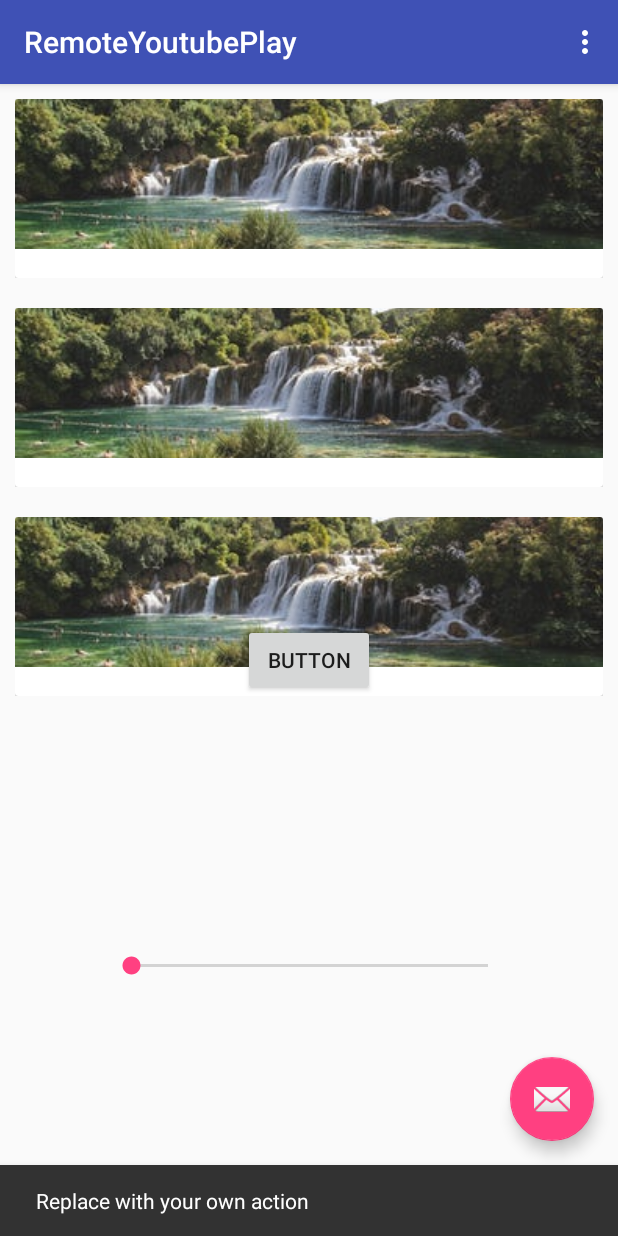
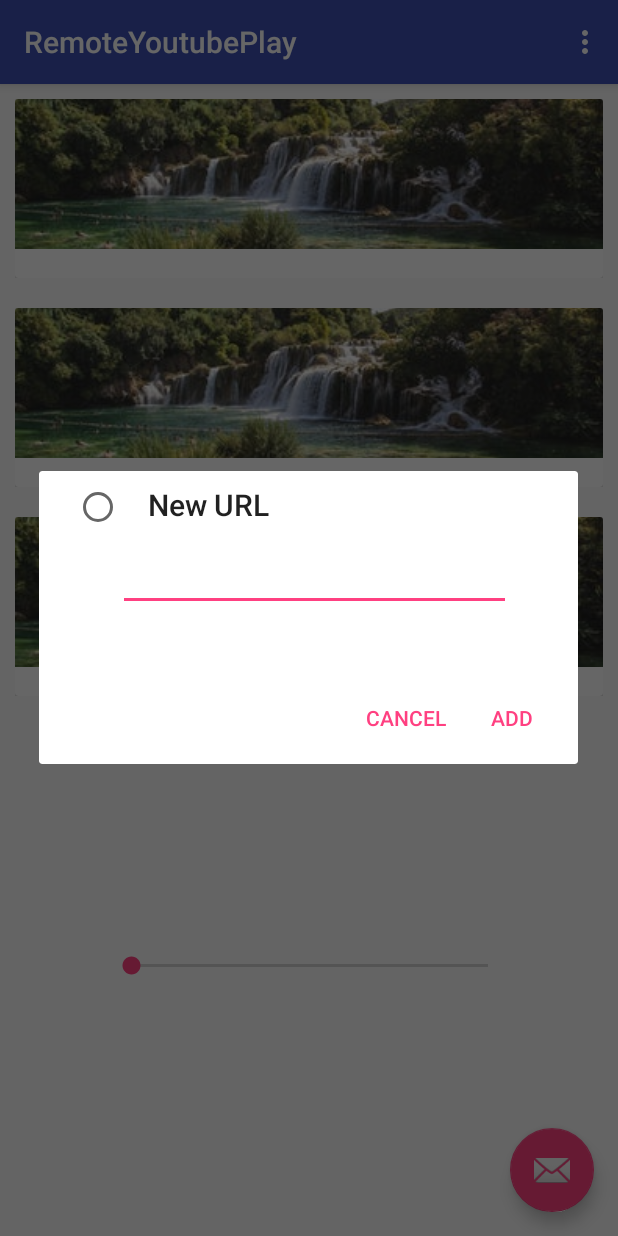
Before and after one commit to JediMaster93/RemoteYoutubePlay, an Android app: the screen it shows after launch (MainActivity), after a tap on an icon or button, on a phone screen of 412 x 824 dp. Run offline under Robolectric (Android 15) with nearby library versions, the phone set to English and light mode, and no system bars; our stand-ins replace Picasso; libraries missing offline, so code that uses them is left out: com.github.kittinunf.fuel, com.github.kittinunf.result, com.github.salomonbrys.kotson; pictures from the network do not load; 2 statements that could not run were skipped; 1 other tap on this screen came first.

Commit message:
alert dialog added

```diff
--- a/app/src/main/java/com/example/jedi_windows/remoteyoutubeplay/MainActivity.kt
+++ b/app/src/main/java/com/example/jedi_windows/remoteyoutubeplay/MainActivity.kt
@@ -1,5 +1,6 @@
 package com.example.jedi_windows.remoteyoutubeplay
 
+import android.app.DialogFragment
 import android.os.Bundle
 import android.support.design.widget.Snackbar
 import android.support.v7.app.AppCompatActivity
@@ -32,10 +33,6 @@ class MainActivity : AppCompatActivity() {
         setSupportActionBar(toolbar)
         val lst: MutableList<YoutubeApiVideo> = mutableListOf(YoutubeApiVideo("http://192.168.0.11:8080/https://www.youtube.com/watch?v=1OfoS6u_8N4"),YoutubeApiVideo("http://192.168.0.11:8080/https://www.youtube.com/watch?v=1OfoS6u_8N4"))
 
-        fab.setOnClickListener { view ->
-            Snackbar.make(view, "Replace with your own action", Snackbar.LENGTH_LONG)
-                    .setAction("Action", null).show()
-        }
 
 
 
@@ -101,6 +98,11 @@ class MainActivity : AppCompatActivity() {
             adapter.notifyDataSetChanged()
         }
 
+        fab.setOnClickListener { view ->
+            var urlDialog : URLDialog = URLDialog()
+            urlDialog.show(fragmentManager,"urlDialog")
+        }
+
 
 
 
--- /dev/null
+++ b/app/src/main/java/com/example/jedi_windows/remoteyoutubeplay/URLDialog.kt
@@ -0,0 +1,29 @@
+package com.example.jedi_windows.remoteyoutubeplay
+
+import android.app.AlertDialog
+import android.app.Dialog
+import android.app.DialogFragment
+import android.content.DialogInterface
+import android.os.Bundle
+import android.view.LayoutInflater
+
+/**
+ * Created by Jedi-Windows on 10.01.2018..
+ */
+class URLDialog : DialogFragment(){
+    override fun onCreateDialog(savedInstanceState: Bundle?): Dialog {
+        var builder: AlertDialog.Builder = AlertDialog.Builder(activity)
+        var inflater : LayoutInflater = activity.layoutInflater
+        builder.setView(inflater.inflate(R.layout.dialog_url,null))
+                .setPositiveButton("Add",DialogInterface.OnClickListener({x,y->
+
+        }))
+                .setNegativeButton("Cancel",DialogInterface.OnClickListener({x,y->
+
+        }))
+
+
+
+        return builder.create()
+    }
+}
--- /dev/null
+++ b/app/src/main/res/layout/dialog_url.xml
@@ -0,0 +1,51 @@
+<android.support.constraint.ConstraintLayout xmlns:android="http://schemas.android.com/apk/res/android"
+    xmlns:app="http://schemas.android.com/apk/res-auto"
+    xmlns:tools="http://schemas.android.com/tools"
+    android:layout_width="match_parent"
+    android:layout_height="match_parent"
+    android:orientation="vertical">
+
+    <EditText
+        android:id="@+id/username"
+        android:layout_width="262dp"
+        android:layout_height="wrap_content"
+        android:layout_marginBottom="8dp"
+        android:layout_marginStart="8dp"
+        android:layout_marginTop="16dp"
+        android:inputType="textEmailAddress"
+        app:layout_constraintBottom_toBottomOf="parent"
+        app:layout_constraintEnd_toEndOf="parent"
+        app:layout_constraintStart_toStartOf="parent"
+        app:layout_constraintTop_toTopOf="parent" />
+
+    <TextView
+        android:id="@+id/textView2"
+        android:layout_width="wrap_content"
+        android:layout_height="wrap_content"
+        android:layout_margin="8dp"
+        android:text="New URL"
+        android:textAppearance="@style/TextAppearance.AppCompat.Title"
+        app:layout_constraintBottom_toTopOf="@+id/username"
+        app:layout_constraintEnd_toEndOf="parent"
+        app:layout_constraintHorizontal_bias="0.247"
+        app:layout_constraintStart_toStartOf="parent"
+        app:layout_constraintTop_toTopOf="parent"
+        app:layout_constraintVertical_bias="0.136" />
+
+    <ImageView
+        android:id="@+id/imageView"
+        android:layout_width="wrap_content"
+        android:layout_height="wrap_content"
+        android:layout_marginBottom="8dp"
+        android:layout_marginEnd="8dp"
+        android:layout_marginStart="8dp"
+        android:layout_marginTop="8dp"
+        app:layout_constraintBottom_toTopOf="@+id/username"
+        app:layout_constraintEnd_toStartOf="@+id/textView2"
+        app:layout_constraintHorizontal_bias="0.615"
+        app:layout_constraintStart_toStartOf="parent"
+        app:layout_constraintTop_toTopOf="parent"
+        app:layout_constraintVertical_bias="0.138"
+        app:srcCompat="?android:attr/listChoiceIndicatorSingle" />
+
+</android.support.constraint.ConstraintLayout>
```
